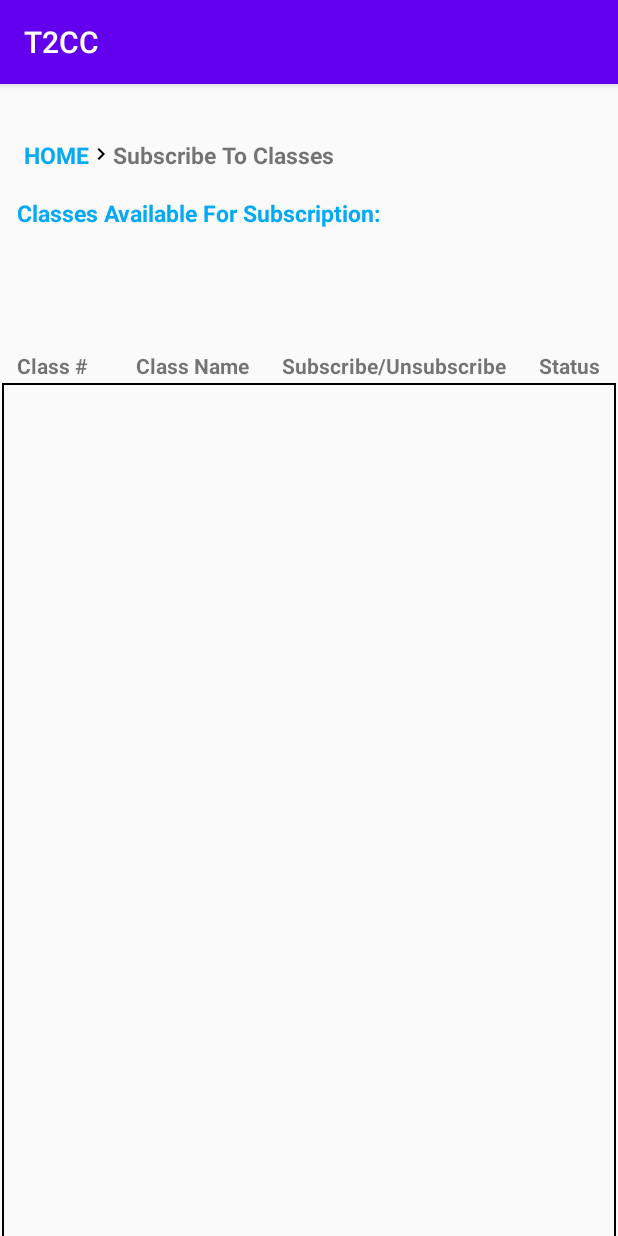
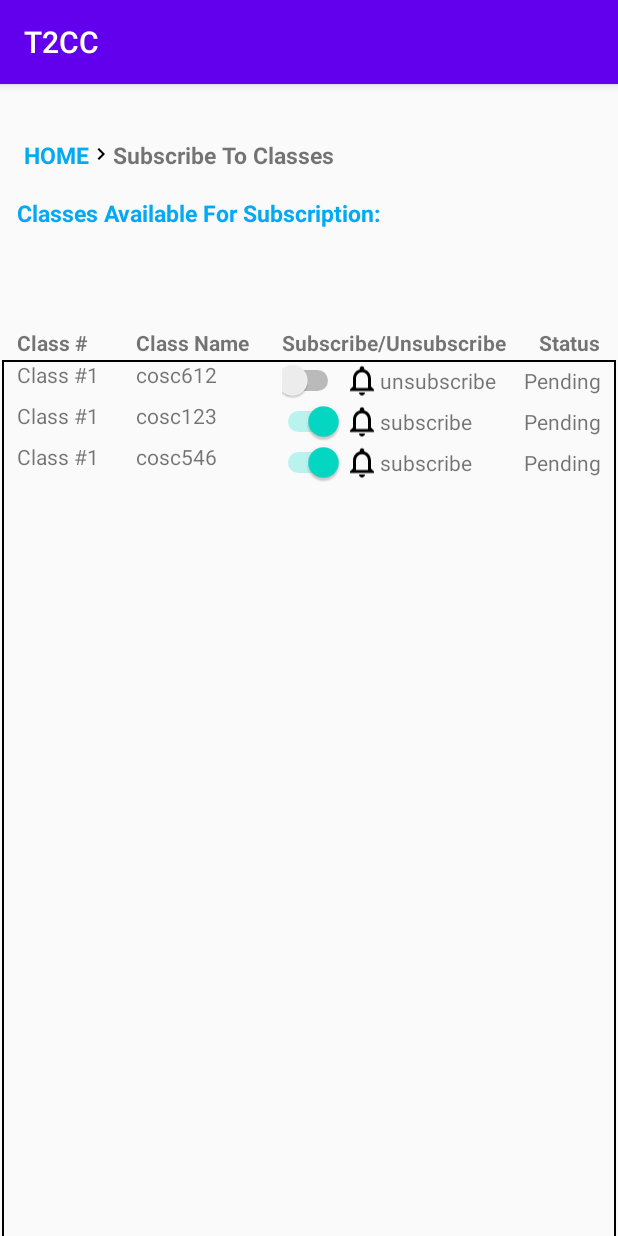
Before and after one commit to olabusayo/cosc612-seproj, an Android app: the BrowseClassActivity screen opened directly, with no data from a screen before it, on a phone screen of 412 x 824 dp. Run offline under Robolectric (Android 15) with nearby library versions, the light colour scheme and no system bars.

Commit message:
implement recycleView

```diff
--- a/T2CC_APP/t2cc/app/src/main/java/com/example/t2cc/BrowseClassActivity.java
+++ b/T2CC_APP/t2cc/app/src/main/java/com/example/t2cc/BrowseClassActivity.java
@@ -1,14 +1,54 @@
 package com.example.t2cc;
 
+import androidx.annotation.NonNull;
 import androidx.appcompat.app.AppCompatActivity;
+import androidx.recyclerview.widget.LinearLayoutManager;
+import androidx.recyclerview.widget.RecyclerView;
 
 import android.os.Bundle;
+import android.view.View;
+import android.widget.Switch;
+import android.widget.TextView;
+
+import java.util.ArrayList;
+import java.util.List;
 
 public class BrowseClassActivity extends AppCompatActivity {
+
+    BrowseClassAdpater adapter;
+    RecyclerView recyclerView;
 
     @Override
     protected void onCreate(Bundle savedInstanceState) {
         super.onCreate(savedInstanceState);
         setContentView(R.layout.activity_browseclass);
+
+        // set data
+        List<classData> list = new ArrayList<>();
+        list.add(new classData("1", "cosc612", "unsubscribe", "None"));
+        list.add(new classData("2", "cosc123", "subscribe", "Done"));
+        list.add(new classData("3", "cosc546", "subscribe", "pending"));
+
+        // get recycle view
+        recyclerView = (RecyclerView)findViewById(R.id.subscribe2ClassRecycleView);
+        adapter = new BrowseClassAdpater(list, getApplication());
+
+        recyclerView.setAdapter(adapter);
+        recyclerView.setLayoutManager(new LinearLayoutManager(BrowseClassActivity.this));
     }
 }
+
+// define data
+class classData{
+    String className;
+    String classNumber;
+    String subscription;
+    String status;
+
+    classData(String classNumber, String className, String subscription, String status){
+        this.className = className;
+        this.classNumber = classNumber;
+        this.subscription = subscription;
+        this.status = status;
+    }
+}
--- /dev/null
+++ b/T2CC_APP/t2cc/app/src/main/java/com/example/t2cc/BrowseClassAdpater.java
@@ -0,0 +1,70 @@
+package com.example.t2cc;
+
+import android.content.Context;
+import android.util.Log;
+import android.view.LayoutInflater;
+import android.view.View;
+import android.view.ViewGroup;
+import android.widget.LinearLayout;
+import android.widget.Switch;
+import android.widget.TextView;
+
+import androidx.annotation.NonNull;
+import androidx.recyclerview.widget.RecyclerView;
+
+import java.lang.reflect.Array;
+import java.util.ArrayList;
+import java.util.Collections;
+import java.util.List;
+
+public class BrowseClassAdpater extends RecyclerView.Adapter<BrowseClassViewHolder> {
+    // for debugging
+    private static final String TAG = "RecyclerViewAdpater";
+
+    private List<classData> mdata;
+    private Context mcontext;
+
+    // constructor
+    public BrowseClassAdpater(List<classData> data, Context context){
+        mdata = data;
+        mcontext = context;
+    }
+
+    @NonNull
+    @Override
+    public BrowseClassViewHolder onCreateViewHolder(@NonNull ViewGroup parent, int viewType) {
+
+        View view = LayoutInflater.from(parent.getContext()).inflate(R.layout.browseclassrow, parent, false);
+        BrowseClassViewHolder holder  = new BrowseClassViewHolder(view);
+
+        return holder;
+    }
+
+    // Bind the data to the row
+    @Override
+    public void onBindViewHolder(@NonNull BrowseClassViewHolder holder, int position) {
+
+        // for debugging
+        Log.d(TAG, "BindViewHolder: called.");
+
+        // set the information
+        holder.classNameRowLabel.setText(mdata.get(position).classNumber);
+        holder.classNameRowLabel.setText(mdata.get(position).className);
+        holder.subUnsubLabel.setText(mdata.get(position).subscription);
+
+        if (mdata.get(position).subscription == "subscribe")
+        {
+            holder.subscribeSwitchRow.setChecked(true);
+        }
+        else {
+            holder.subscribeSwitchRow.setChecked(false);
+        }
+    }
+
+    @Override
+    public int getItemCount() {
+
+        return mdata.size();
+    }
+
+}
--- /dev/null
+++ b/T2CC_APP/t2cc/app/src/main/java/com/example/t2cc/BrowseClassViewHolder.java
@@ -0,0 +1,27 @@
+package com.example.t2cc;
+
+import android.view.View;
+import android.widget.Switch;
+import android.widget.TextView;
+
+import androidx.annotation.NonNull;
+import androidx.recyclerview.widget.RecyclerView;
+
+public class BrowseClassViewHolder extends RecyclerView.ViewHolder {
+
+    TextView classNumberRowLabel;
+    TextView classNameRowLabel;
+    TextView subUnsubLabel;
+    TextView statusLabelRow;
+    Switch subscribeSwitchRow;
+
+    public BrowseClassViewHolder(@NonNull View itemView) {
+        super(itemView);
+
+        classNameRowLabel = (TextView)itemView.findViewById(R.id.classNameRowLabel);
+        classNumberRowLabel = (TextView)itemView.findViewById(R.id.classNumberRowLabel);
+        subUnsubLabel = (TextView)itemView.findViewById(R.id.subUnsubLabel);
+        statusLabelRow = (TextView)itemView.findViewById(R.id.statusLabelRow);
+        subscribeSwitchRow = (Switch)itemView.findViewById(R.id.subscribeSwitchRow);
+    }
+}
--- a/T2CC_APP/t2cc/app/src/main/res/layout/activity_browseclass.xml
+++ b/T2CC_APP/t2cc/app/src/main/res/layout/activity_browseclass.xml
@@ -113,7 +113,7 @@
         android:id="@+id/subscribe2ClassRecycleView"
         android:layout_width="409dp"
         android:layout_height="600dp"
-        android:layout_marginTop="230dp"
+        android:layout_marginTop="200dp"
         android:background="@drawable/shape"
         app:layout_constraintBottom_toBottomOf="parent"
         app:layout_constraintEnd_toEndOf="parent"
--- a/T2CC_APP/t2cc/app/src/main/res/layout/browseclassrow.xml
+++ b/T2CC_APP/t2cc/app/src/main/res/layout/browseclassrow.xml
@@ -3,7 +3,8 @@
     xmlns:app="http://schemas.android.com/apk/res-auto"
     android:orientation="horizontal"
     android:layout_width="match_parent"
-    android:layout_height="wrap_content">
+    android:layout_height="wrap_content"
+    android:id="@+id/browseClassrow">
 
     <TextView
         android:id="@+id/classNumberRowLabel"
@@ -27,13 +28,13 @@
     <ImageView
         android:id="@+id/notificationImageRow"
         android:layout_width="wrap_content"
-        android:layout_height="wrap_content"
-        android:layout_weight="1"
+        android:layout_height="match_parent"
+        android:layout_weight="0"
         app:srcCompat="@drawable/ic_notifications_none_black_24dp" />
 
     <TextView
         android:id="@+id/subUnsubLabel"
-        android:layout_width="86dp"
+        android:layout_width="96dp"
         android:layout_height="wrap_content"
         android:text="Subscribe" />
 
```
